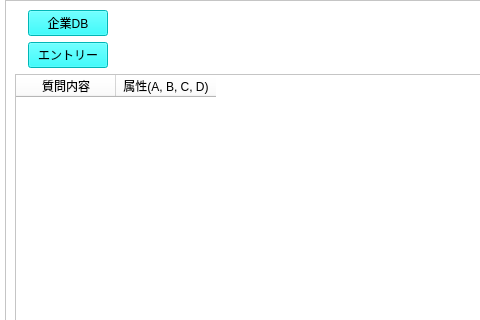
kokimame/e-navi, file design/adminQA.ui: the form before one commit; both pictures show x 0 to 480 and y 0 to 320 of the 721 by 908 pixel window.
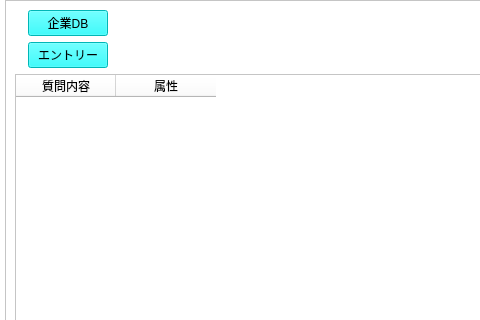
The form after the commit. Icons and pictures are not drawn.

Commit message: Update header of the qa list

Patch:
```diff
--- a/design/adminQA.ui
+++ b/design/adminQA.ui
@@ -107,7 +107,7 @@
          </column>
          <column>
           <property name="text">
-           <string>属性(A, B, C, D)</string>
+           <string>属性</string>
           </property>
          </column>
         </widget>
```
The commit also changes 1 other file.
